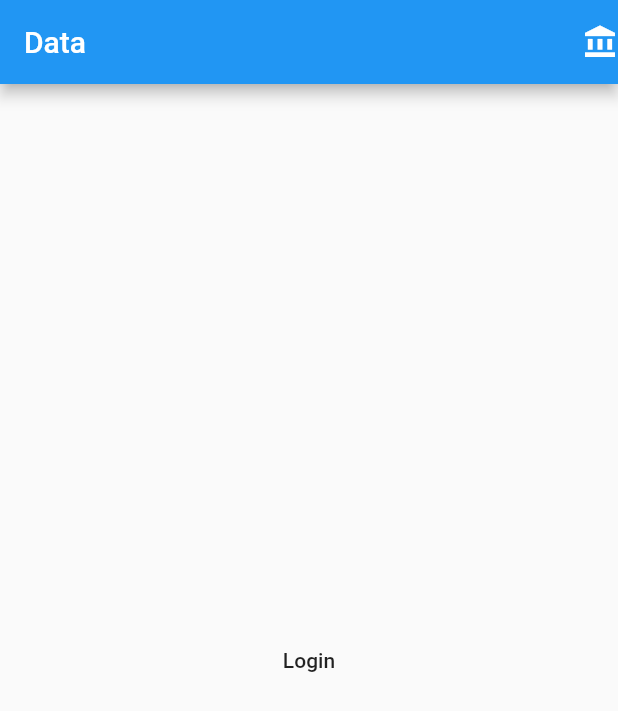
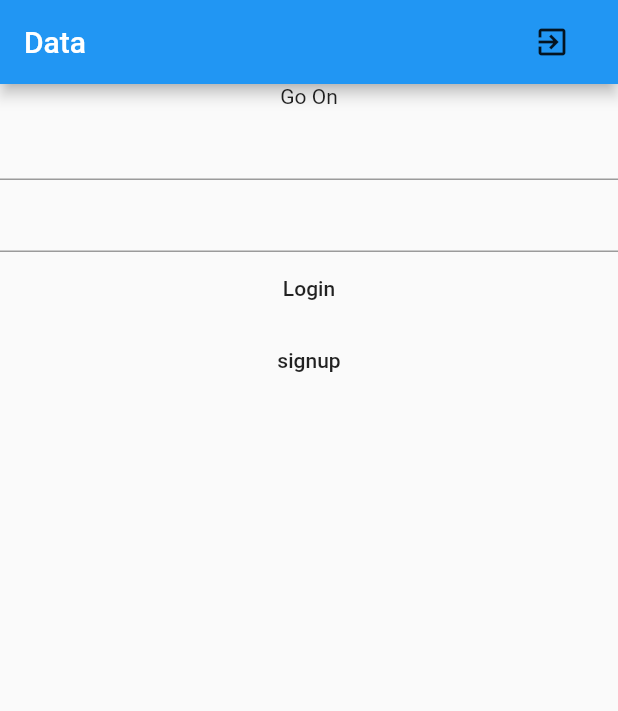
Before and after one commit to ankitsainidev/bahi-khata, a Flutter app: the screen it shows after launch, on a phone screen of 412 x 824 dp. Shown: the top 711 px of the screen. Run offline on Flutter 3.47's test engine with Material 2 defaults, Android fonts, the phone set to English and light mode, and no system bars; our stand-ins replace firebase_auth, sqflite; missing offline and left inert: password; accounts and stored records are empty.

Commit message:
compliting login auth

```diff
--- a/lib/ClientDetail/ClientDetail.dart
+++ b/lib/ClientDetail/ClientDetail.dart
@@ -20,7 +20,7 @@ class ClientDetail extends StatelessWidget {
     this.transaction = info.transaction;
 
     return Scaffold(
-        appBar: MyAppBar.getAppBar(),
+        appBar: MyAppBar.getAppBar(context),
         body: Column(children: [
           Container(
             padding: EdgeInsets.all(0),
--- a/lib/clientList/clientList.dart
+++ b/lib/clientList/clientList.dart
@@ -14,7 +14,7 @@ class ClientList extends StatelessWidget {
       contacts.addAll(another);
     }
     return Scaffold(
-      appBar: MyAppBar.getAppBar(),
+      appBar: MyAppBar.getAppBar(context),
       floatingActionButton: FloatingActionButton(
         onPressed: (){
           Navigator.pushNamed(context, '/newClient');
--- a/lib/home/home.dart
+++ b/lib/home/home.dart
@@ -8,7 +8,7 @@ class Home extends StatelessWidget {
   @override
   Widget build(BuildContext context){
     return Scaffold(
-      appBar: MyAppBar.getAppBar(),
+      appBar: MyAppBar.getAppBar(context),
       body: Column(
         children: <Widget>[
           CardButton('CLIENT',nextRoute: '/clientList'),
--- a/lib/loginUI.dart/login.dart
+++ b/lib/loginUI.dart/login.dart
@@ -1,15 +1,57 @@
 import 'package:flutter/material.dart';
 import '../share/appBar.dart';
-class Login extends StatelessWidget{
-  String routeName ='/login';
+import 'package:firebase_auth/firebase_auth.dart';
+
+class Login extends StatelessWidget {
+  String routeName = '/login';
+  Future<void> _signInAnonymously(
+      BuildContext context, String email, String password) async {
+    try {
+      await FirebaseAuth.instance
+          .signInWithEmailAndPassword(email: email, password: password);
+      FirebaseUser user = await FirebaseAuth.instance.currentUser();
+      if (user != null && user.isEmailVerified) {
+        Navigator.pushReplacementNamed(context, '/home');
+      } else {
+        print('not authorized');
+      }
+    } catch (e) {
+      print(e); // TODO: show dialog with error
+    }
+  }
   @override
   Widget build(BuildContext context) {
-    // TODO: implement build
+    bool newuser=false;
+    if(ModalRoute.of(context).settings.arguments != null){
+      newuser=true;
+    }
+    TextEditingController emailController = TextEditingController();
+    TextEditingController passwordController = TextEditingController();
     return Scaffold(
-      appBar: MyAppBar.getAppBar(),
-      body: Center(child: MaterialButton(child: Text('Login'),onPressed: (){
-        Navigator.pushReplacementNamed(context, '/home');
-      },))
-      );
+      appBar: MyAppBar.getAppBar(context),
+      body: Center(
+        child: Column(
+          children: [
+            newuser?Text('Please go to your email and verify before login.'):Text('Go On'),
+            TextField(
+              controller: emailController,
+            ),
+            TextField(
+              controller: passwordController,
+            ),
+            MaterialButton(
+              child: Text('Login'),
+              onPressed: () {
+                _signInAnonymously(
+                    context, emailController.text, passwordController.text);
+              },
+            ),
+            MaterialButton(child: Text('signup'),onPressed: (){
+              Navigator.pushNamed(context, '/signUp');
+            },),
+          ],
+        ),
+      ),
+    );
   }
 }
--- a/lib/main.dart
+++ b/lib/main.dart
@@ -1,3 +1,4 @@
+import 'package:firebase_auth/firebase_auth.dart';
 import 'package:flutter/material.dart';
 import './home/home.dart';
 import './newClient/newClient.dart';
@@ -5,8 +6,8 @@ import './clientList/clientList.dart';
 import './ClientDetail/ClientDetail.dart';
 import './loginUI.dart/login.dart';
 import './landing.dart';
+import './signUp/signup.dart';
 void main()=> runApp(MyApp());
-bool authenticated = false;
 class MyApp extends StatelessWidget{
   @override
   Widget build(BuildContext context) {
@@ -14,6 +15,7 @@ class MyApp extends StatelessWidget{
       initialRoute: LandingPage().routeName,
       routes: {
         // TryList().routeName: (context) =>TryList(),
+        SignUpPage().routeName: (context) => SignUpPage(),
         LandingPage().routeName: (context) => LandingPage(),
         Home().routeName: (context) => Home(),
         ClientList().routeName: (context) => ClientList(),
--- a/lib/newClient/newClient.dart
+++ b/lib/newClient/newClient.dart
@@ -7,7 +7,7 @@ class NewClient extends StatelessWidget {
   Widget build(BuildContext context) {
     // TODO: implement build
     return Scaffold(
-      appBar: MyAppBar.getAppBar(),
+      appBar: MyAppBar.getAppBar(context),
       body: ListView(
         padding: EdgeInsets.all(10),
         children: [
--- a/lib/share/appBar.dart
+++ b/lib/share/appBar.dart
@@ -1,12 +1,12 @@
 import 'package:flutter/material.dart';
 class MyAppBar{
 
-  static getAppBar(){
+  static getAppBar(BuildContext context){
     return AppBar(
       title: Text('Data'),
       backgroundColor: Colors.lightBlueAccent[600],
       actions: <Widget>[
-        Icon(Icons.account_balance),
+        MaterialButton(child: Icon(Icons.exit_to_app),onPressed: (){Navigator.pushReplacementNamed(context, '/login');},),
       ],
     );
   }
--- a/pubspec.yaml
+++ b/pubspec.yaml
@@ -22,6 +22,8 @@ dependencies:
   sqflite: any
   path_provider: any
   password: ^1.0.0
+  firebase_auth: 0.11.1+3
+  google_sign_in: ^4.0.4
 
   # The following adds the Cupertino Icons font to your application.
   # Use with the CupertinoIcons class for iOS style icons.
```
Also changed, not shown: lib/landing.dart (+14 -4 lines), lib/signUp/signup.dart (added, +34 -0 lines), pubspec.lock, 4 other files.
